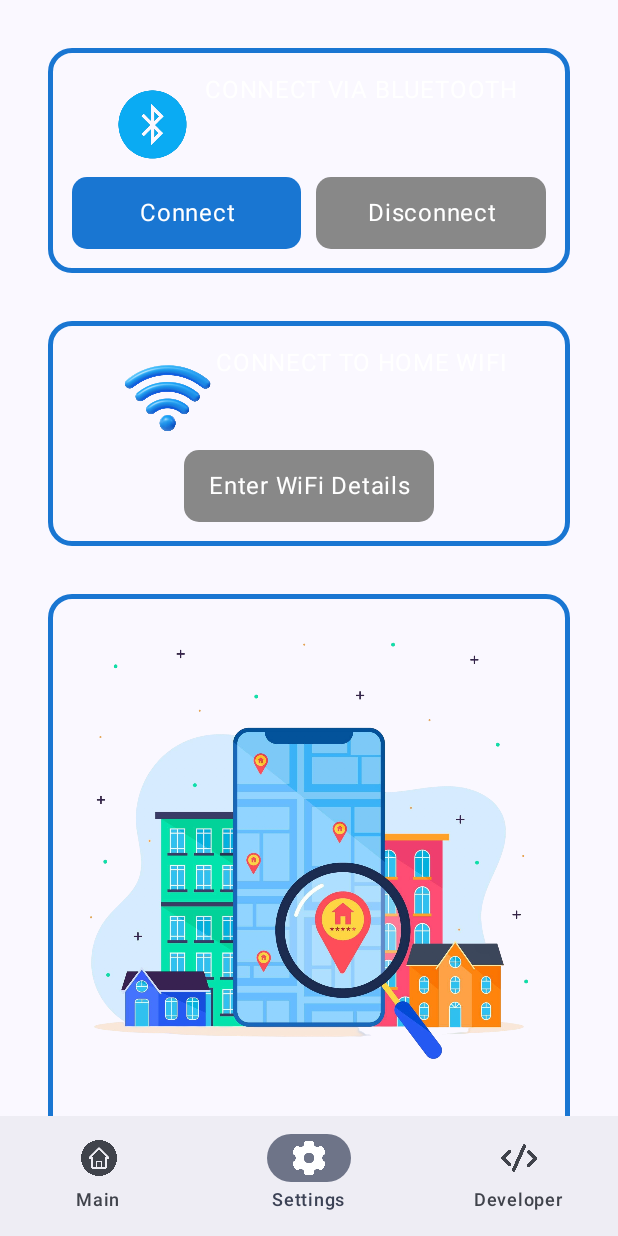
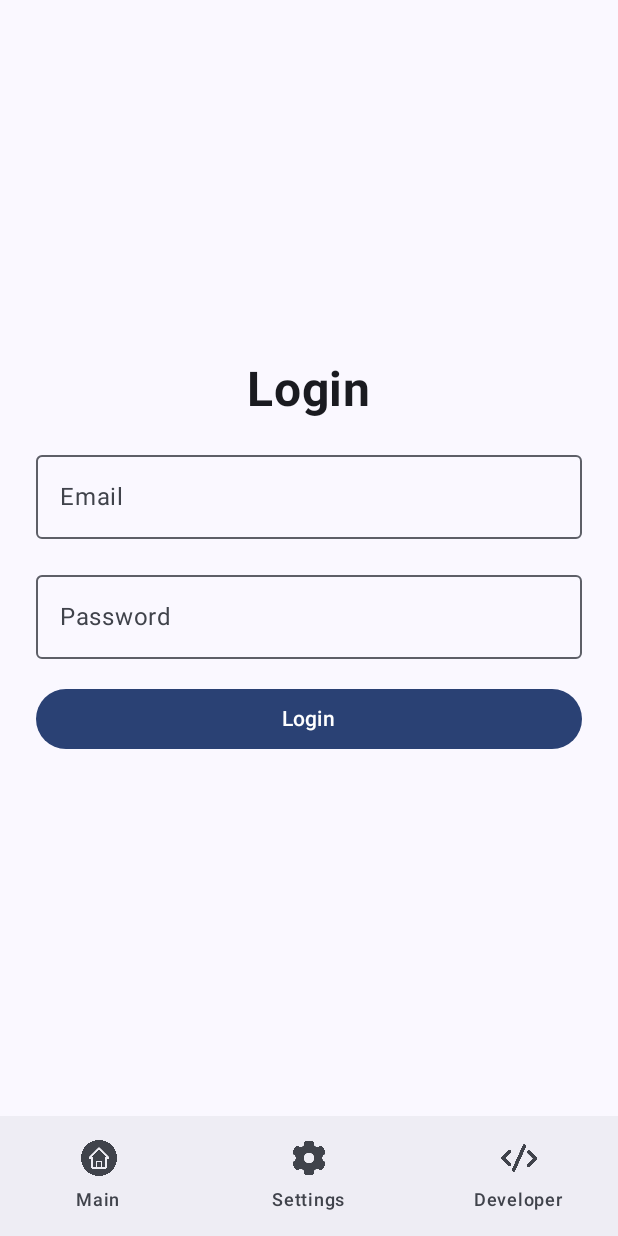
Before and after one commit to RJKRanathunga/Care-Band, an Android app built with Jetpack Compose: the SettingsScreen screen opened through its navigation route, on a phone screen of 412 x 824 dp. Run offline under Robolectric (Android 15) with nearby library versions, the phone set to English and light mode, and no system bars.

Commit message:
Login screen created

```diff
--- a/app/app/src/main/java/com/example/edpsem2project/MainActivity.kt
+++ b/app/app/src/main/java/com/example/edpsem2project/MainActivity.kt
@@ -35,7 +35,10 @@ import android.os.Build
 import androidx.activity.result.ActivityResultLauncher
 import androidx.activity.result.contract.ActivityResultContracts
 import androidx.annotation.RequiresApi
+import androidx.compose.runtime.mutableStateOf
+import androidx.compose.runtime.remember
 import com.example.edpsem2project.primary_Screens.DeveloperScreen
+import com.example.edpsem2project.primary_Screens.LoginScreen
 import com.example.edpsem2project.utils.getFirebaseToken
 
 class MainActivity : ComponentActivity() {
@@ -88,8 +91,6 @@ class MainActivity : ComponentActivity() {
             multiplePermissionsLauncher.launch(permissionsToRequest.toTypedArray())
         }
 
-
-
         enableEdgeToEdge()
         setContent {
             EDPSem2ProjectTheme {
@@ -127,7 +128,7 @@ fun ProjectMain(modifier: Modifier) {
             composable("developer_screen") {DeveloperScreen(navController)}
             composable("settings_screen") { SettingsScreen(navController) }
             composable("map_screen") { GoogleMapScreen() }
-//            composable("fall_screen") { FallDetectedScreen(navController) }
+            composable("login_screen") { LoginScreen(navController) }
         }
     }
 }
--- /dev/null
+++ b/app/app/src/main/java/com/example/edpsem2project/primary_Screens/Login.kt
@@ -0,0 +1,101 @@
+package com.example.edpsem2project.primary_Screens
+
+import android.content.Context
+import androidx.compose.foundation.layout.Arrangement
+import androidx.compose.foundation.layout.Box
+import androidx.compose.foundation.layout.Column
+import androidx.compose.foundation.layout.fillMaxSize
+import androidx.compose.foundation.layout.fillMaxWidth
+import androidx.compose.foundation.layout.padding
+import androidx.compose.material3.Button
+import androidx.compose.material3.OutlinedTextField
+import androidx.compose.material3.Text
+import androidx.compose.runtime.Composable
+import androidx.compose.runtime.getValue
+import androidx.compose.runtime.mutableStateOf
+import androidx.compose.runtime.remember
+import androidx.compose.runtime.setValue
+import androidx.compose.ui.Alignment
+import androidx.compose.ui.Modifier
+import androidx.compose.ui.graphics.Color
+import androidx.compose.ui.platform.LocalContext
+import androidx.compose.ui.text.input.PasswordVisualTransformation
+import androidx.compose.ui.unit.dp
+import androidx.navigation.NavController
+import androidx.compose.ui.unit.sp
+import androidx.compose.ui.text.font.FontWeight
+
+@Composable
+fun LoginScreen(navController: NavController) {
+    val context = LocalContext.current
+    var email by remember { mutableStateOf("") }
+    var password by remember { mutableStateOf("") }
+    var errorMessage by remember { mutableStateOf<String?>(null) }
+
+    Box(
+        modifier = Modifier
+            .fillMaxSize()
+            .padding(24.dp),
+        contentAlignment = Alignment.Center
+    ) {
+        Column(
+            horizontalAlignment = Alignment.CenterHorizontally,
+            verticalArrangement = Arrangement.spacedBy(16.dp)
+        ) {
+            Text("Login", fontSize = 32.sp, fontWeight = FontWeight.Bold)
+
+            OutlinedTextField(
+                value = email,
+                onValueChange = { email = it },
+                label = { Text("Email") },
+                singleLine = true,
+                modifier = Modifier.fillMaxWidth()
+            )
+
+            OutlinedTextField(
+                value = password,
+                onValueChange = { password = it },
+                label = { Text("Password") },
+                singleLine = true,
+                visualTransformation = PasswordVisualTransformation(),
+                modifier = Modifier.fillMaxWidth()
+            )
+
+            errorMessage?.let {
+                Text(text = it, color = Color.Red)
+            }
+
+            Button(
+                onClick = {
+                    if (email.isBlank() || password.isBlank()) {
+                        errorMessage = "Email and password cannot be empty"
+                    } else {
+                        // ✅ Mock login success
+                        saveLoggedInEmail(context = context, email = email)
+                        navController.navigate("main_screen") {
+                            popUpTo("login") { inclusive = true }
+                        }
+                    }
+                },
+                modifier = Modifier.fillMaxWidth()
+            ) {
+                Text("Login")
+            }
+        }
+    }
+}
+
+fun getLoggedInEmail(context: Context): String? {
+    val sharedPreferences = context.getSharedPreferences("user_prefs", Context.MODE_PRIVATE)
+    return sharedPreferences.getString("logged_in_email", null)
+}
+
+fun saveLoggedInEmail(context: Context, email: String) {
+    val sharedPreferences = context.getSharedPreferences("user_prefs", Context.MODE_PRIVATE)
+    sharedPreferences.edit().putString("logged_in_email", email).apply()
+}
+
+fun deleteLoggedInEmail(context: Context) {
+    val sharedPreferences = context.getSharedPreferences("user_prefs", Context.MODE_PRIVATE)
+    sharedPreferences.edit().remove("logged_in_email").apply()
+}
--- a/app/app/src/main/java/com/example/edpsem2project/primary_Screens/Main_Screen.kt
+++ b/app/app/src/main/java/com/example/edpsem2project/primary_Screens/Main_Screen.kt
@@ -141,11 +141,18 @@ data class RedisResult(val result: String)
 
 @Composable
 fun MainScreen(navController: NavController) {
+    val context = LocalContext.current
     var isUserAtHome by remember { mutableStateOf(true) }
     var isDataFetched by remember { mutableStateOf(false) }
 
     // Fetch user location and status only once
     LaunchedEffect(Unit) {
+        val userLoggedEmail = getLoggedInEmail(context)
+        if (userLoggedEmail.isNullOrEmpty()) {
+            // Navigate to login screen if no user is logged in
+            navController.navigate("login_screen")
+            return@LaunchedEffect
+        }
         userAtHouse { isAtHome ->
             isUserAtHome = isAtHome
             isDataFetched = true
--- a/app/app/src/main/java/com/example/edpsem2project/primary_Screens/Settings_Screen.kt
+++ b/app/app/src/main/java/com/example/edpsem2project/primary_Screens/Settings_Screen.kt
@@ -5,6 +5,7 @@ import androidx.compose.foundation.Image
 import androidx.compose.foundation.background
 import androidx.compose.foundation.border
 import androidx.compose.foundation.clickable
+import androidx.compose.foundation.layout.Arrangement
 import androidx.compose.foundation.layout.Box
 import androidx.compose.foundation.layout.Column
 import androidx.compose.foundation.layout.Row
@@ -24,6 +25,7 @@ import androidx.compose.material3.Text
 import androidx.compose.material3.TextButton
 import androidx.compose.material3.TextField
 import androidx.compose.runtime.Composable
+import androidx.compose.runtime.LaunchedEffect
 import androidx.compose.runtime.getValue
 import androidx.compose.runtime.mutableStateOf
 import androidx.compose.runtime.remember
@@ -77,6 +79,16 @@ fun SettingsScreen(navController: NavController) {
     val viewModel: BluetoothViewModel = viewModel()
     val isConnected by viewModel.isConnected
     val scrollState = rememberScrollState()
+    var userLoggedEmail by remember { mutableStateOf<String?>(null) }
+
+    LaunchedEffect(Unit) {
+        userLoggedEmail = getLoggedInEmail(context)
+        if (userLoggedEmail.isNullOrEmpty()) {
+            // Navigate to login screen if no user is logged in
+            navController.navigate("login_screen")
+            return@LaunchedEffect
+        }
+    }
 
     Column(modifier = Modifier.fillMaxSize().verticalScroll(scrollState).padding(16.dp)) {
         Column(
@@ -198,7 +210,7 @@ fun SettingsScreen(navController: NavController) {
             Box(
                 modifier = Modifier
                     .background(
-                        color = if (viewModel.isConnected.value) Color(0xFF1976D2) else Color.Gray,
+                        color = if (viewModel.isConnected.value) Color(0xFF3eb5b5) else Color.Gray,
                         shape = RoundedCornerShape(10.dp)
                     )
                     .then(
@@ -209,6 +221,56 @@ fun SettingsScreen(navController: NavController) {
             ) {
                 Text(
                     text = "RESET",
+                    color = Color(0xFFb04537),
+                    textAlign = TextAlign.Center
+
+                )
+            }
+        }
+        //**********************************************************************************************
+        Column( // Reset memory in the device
+            modifier = Modifier
+                .fillMaxWidth()
+                .padding(16.dp) // Padding around the border
+                .border(
+                    width = 3.dp,
+                    color = Color(0xFFb04537),
+                    shape = RoundedCornerShape(16.dp) // Rounded border
+                )
+                .padding(16.dp), // Padding inside the border
+            horizontalAlignment = Alignment.CenterHorizontally
+        ){ // Connect to bluetooth
+            Row(
+                modifier = Modifier.fillMaxWidth().padding(horizontal = 16.dp),
+                horizontalArrangement = Arrangement.SpaceBetween
+            ) {
+                Image(
+                    painter = painterResource(R.drawable.log_out),
+                    contentDescription = "bluetooth",
+                    modifier = Modifier.size(width = 50.dp, height = 50.dp)
+                )
+                Text(
+                    text = "Log Out",
+                    color = Color.Red
+                )
+            }
+            Box(
+                modifier = Modifier
+                    .background(
+                        color = if (! userLoggedEmail.isNullOrEmpty()) Color(0xFF3eb5b5) else Color.Gray,
+                        shape = RoundedCornerShape(10.dp)
+                    )
+                    .then(
+                        if (! userLoggedEmail.isNullOrEmpty()) Modifier.clickable {
+                            deleteLoggedInEmail(context)
+                            navController.navigate("main_screen")
+                        } else Modifier
+                    )
+                    .padding(vertical = 12.dp, horizontal = 16.dp), // Inner padding
+                contentAlignment = Alignment.Center
+            ) {
+                Text(
+                    text = "LOG OUT",
                     color = Color(0xFFb04537),
                     textAlign = TextAlign.Center
 
```
Also changed, not shown: app/app/src/main/res/drawable/log_out.png (added).
